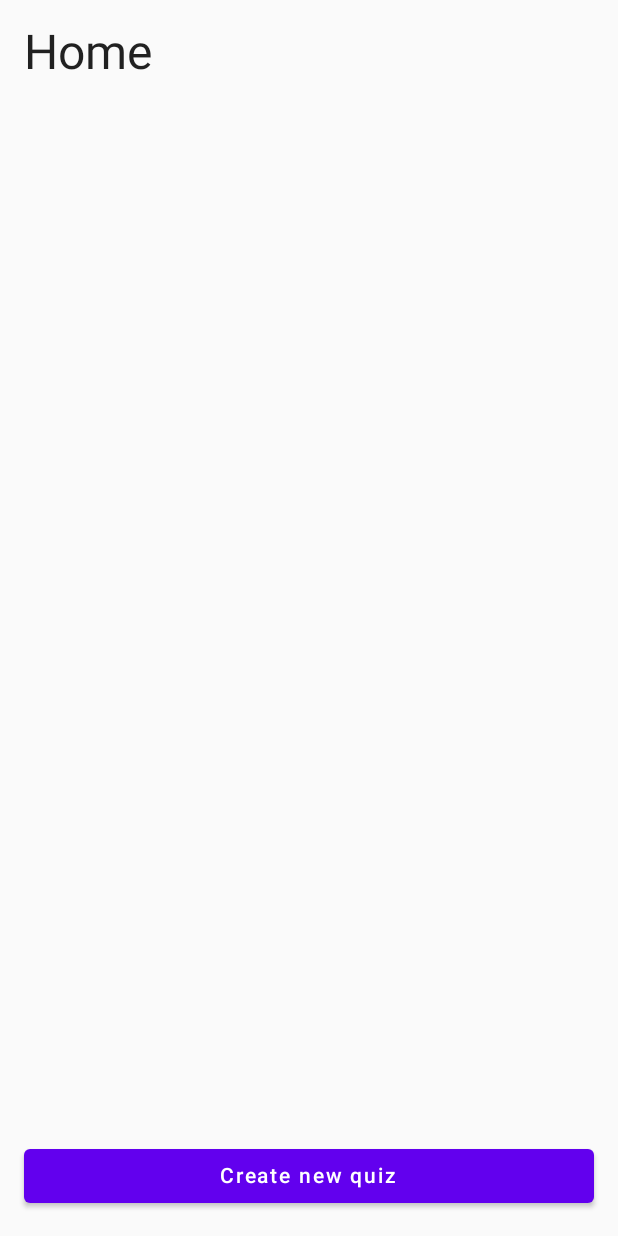
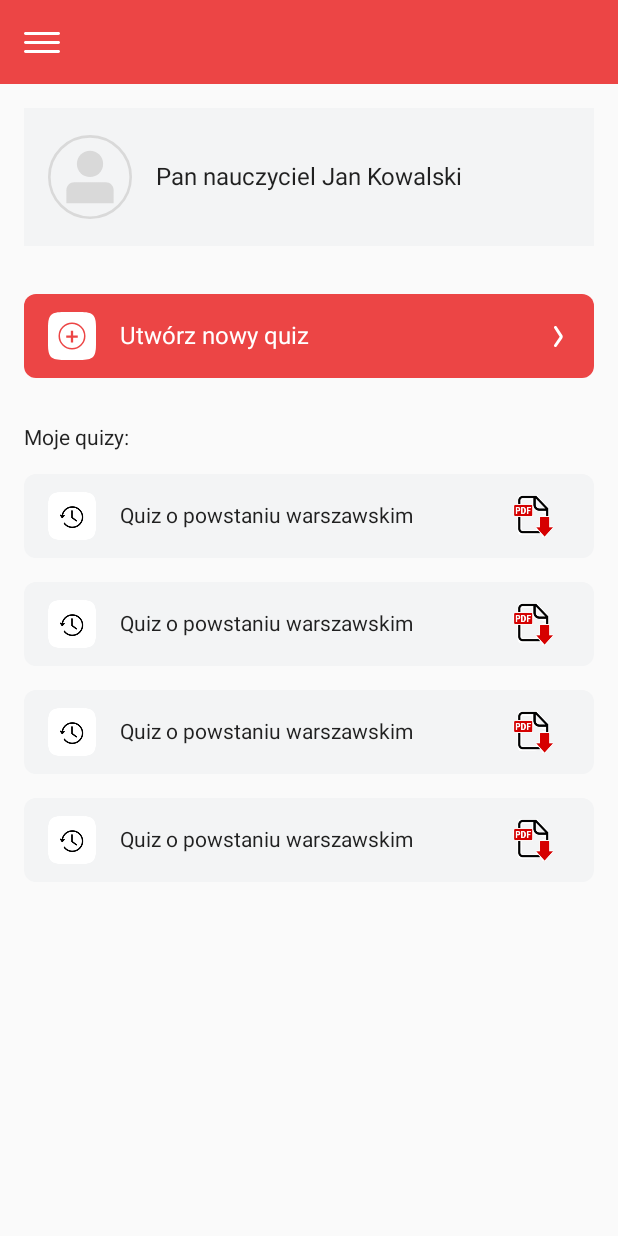
Before and after one commit to czyzmichal/IPNQuiz, an Android app built with Jetpack Compose: the HomeScreen screen opened through its navigation route, on a phone screen of 412 x 824 dp. Run offline under Robolectric (Android 15) with nearby library versions, the phone set to English and light mode, and no system bars.

Commit message:
Created the layout for the HomeScreen

```diff
--- a/android/IPNQuizMaker/app/src/main/java/com/example/ipnquizmaker/presentation/screens/home/HomeScreen.kt
+++ b/android/IPNQuizMaker/app/src/main/java/com/example/ipnquizmaker/presentation/screens/home/HomeScreen.kt
@@ -1,38 +1,163 @@
 package com.example.ipnquizmaker.presentation.screens.home
 
+import androidx.compose.foundation.Image
+import androidx.compose.foundation.background
 import androidx.compose.foundation.layout.*
-import androidx.compose.material.Button
+import androidx.compose.foundation.lazy.LazyColumn
+import androidx.compose.foundation.shape.RoundedCornerShape
+import androidx.compose.material.IconButton
 import androidx.compose.material.Text
 import androidx.compose.runtime.Composable
+import androidx.compose.ui.Alignment
 import androidx.compose.ui.Modifier
-import androidx.compose.ui.res.stringResource
+import androidx.compose.ui.graphics.Color
+import androidx.compose.ui.res.painterResource
+import androidx.compose.ui.text.style.TextOverflow
 import androidx.compose.ui.unit.dp
 import androidx.compose.ui.unit.sp
 import androidx.navigation.NavController
 import com.example.ipnquizmaker.R
-import com.example.ipnquizmaker.presentation.Screen
 
 @Composable
 fun HomeScreen(navController: NavController) {
     Column(
-        verticalArrangement = Arrangement.SpaceBetween,
-        modifier = Modifier
-            .fillMaxSize()
-            .padding(all = 16.dp)
+        verticalArrangement = Arrangement.Top,
+        modifier = Modifier.fillMaxSize()
     ) {
+        Row(
+            horizontalArrangement = Arrangement.Start,
+            verticalAlignment = Alignment.CenterVertically,
+            modifier = Modifier
+                .fillMaxWidth()
+                .height(56.dp)
+                .background(color = Color(0xFFEC4545))
+        ) {
+            Image(
+                painter = painterResource(id = R.drawable.ic_menu),
+                contentDescription = "",
+                modifier = Modifier.padding(horizontal = 16.dp)
+            )
+        }
+
+        Row(
+            verticalAlignment = Alignment.CenterVertically,
+            modifier = Modifier
+                .fillMaxWidth()
+                .padding(all = 16.dp)
+                .background(color = Color(0xFFF3F4F5))
+                .height(92.dp)
+        ) {
+            Spacer(modifier = Modifier.width(16.dp))
+
+            Image(
+                painter = painterResource(id = R.drawable.ic_user),
+                contentDescription = "",
+                modifier = Modifier.size(size = 56.dp)
+            )
+
+            Text(
+                text = "Pan nauczyciel Jan Kowalski",
+                overflow = TextOverflow.Ellipsis,
+                fontSize = 16.sp,
+                modifier = Modifier
+                    .weight(1f)
+                    .padding(horizontal = 16.dp)
+            )
+        }
+
+        Row(
+            verticalAlignment = Alignment.CenterVertically,
+            modifier = Modifier
+                .fillMaxWidth()
+                .padding(all = 16.dp)
+                .background(
+                    shape = RoundedCornerShape(8.dp),
+                    color = Color(0xFFEC4545)
+                )
+                .height(56.dp)
+        ) {
+            Spacer(modifier = Modifier.width(16.dp))
+
+            Image(
+                painter = painterResource(id = R.drawable.ic_add),
+                contentDescription = "",
+                modifier = Modifier.size(size = 32.dp)
+            )
+
+            Spacer(modifier = Modifier.width(16.dp))
+
+            Text(
+                text = "Utwórz nowy quiz",
+                color = Color.White,
+                fontSize = 16.sp,
+                modifier = Modifier.weight(1f)
+            )
+
+            IconButton(onClick = {}) {
+                Image(
+                    painter = painterResource(id = R.drawable.ic_forward_arrow),
+                    contentDescription = "",
+                    modifier = Modifier.size(width = 6.dp, height = 16.dp)
+                )
+            }
+        }
+
         Text(
-            text = stringResource(R.string.home),
-            fontSize = 32.sp,
-            modifier = Modifier.fillMaxWidth()
+            text = "Moje quizy:",
+            fontSize = 14.sp,
+            modifier = Modifier.padding(all = 16.dp)
         )
 
-        Button(
-            onClick = {
-                navController.navigate(Screen.QuizGenerationScreen.route)
-            },
-            modifier = Modifier.fillMaxWidth()
+        LazyColumn(
+            verticalArrangement = Arrangement.Top,
+            modifier = Modifier.padding(horizontal = 16.dp)
         ) {
-            Text(text = stringResource(R.string.create_new_quiz))
+            items(count = 4) {
+                QuizCard(
+                    modifier = Modifier
+                        .fillMaxWidth()
+                        .padding(bottom = 16.dp)
+                )
+            }
         }
     }
 }
+
+@Composable
+fun QuizCard(modifier: Modifier = Modifier) {
+    Row(
+        verticalAlignment = Alignment.CenterVertically,
+        modifier = modifier
+            .height(56.dp)
+            .background(
+                shape = RoundedCornerShape(8.dp),
+                color = Color(0xFFF3F4F5)
+            )
+    ) {
+        Spacer(modifier = Modifier.width(16.dp))
+
+        Image(
+            painter = painterResource(id = R.drawable.ic_previous),
+            contentDescription = "",
+            modifier = Modifier.size(size = 32.dp)
+        )
+
+        Text(
+            text = "Quiz o powstaniu warszawskim",
+            fontSize = 14.sp,
+            modifier = Modifier
+                .weight(1f)
+                .padding(horizontal = 16.dp)
+        )
+
+        IconButton(onClick = {}) {
+            Image(
+                painter = painterResource(id = R.drawable.ic_download_pdf),
+                contentDescription = "",
+                modifier = Modifier.size(size = 28.dp)
+            )
+        }
+
+        Spacer(modifier = Modifier.width(16.dp))
+    }
+}
--- /dev/null
+++ b/android/IPNQuizMaker/app/src/main/res/drawable/ic_add.xml
@@ -0,0 +1,17 @@
+<vector xmlns:android="http://schemas.android.com/apk/res/android"
+    android:width="32dp"
+    android:height="32dp"
+    android:viewportWidth="32"
+    android:viewportHeight="32">
+  <path
+      android:pathData="M0,10.624C0,1.875 1.875,0 10.624,0H21.376C30.125,0 32,1.875 32,10.624V21.376C32,30.125 30.125,32 21.376,32H10.624C1.875,32 0,30.125 0,21.376V10.624Z"
+      android:fillColor="#ffffff"/>
+  <path
+      android:strokeWidth="1"
+      android:pathData="M16,16m-8.5,0a8.5,8.5 0,1 1,17 0a8.5,8.5 0,1 1,-17 0"
+      android:fillColor="#00000000"
+      android:strokeColor="#EC4545"/>
+  <path
+      android:pathData="M15.234,20.261V12.58H16.763V20.261H15.234ZM12.16,17.182V15.653H19.842V17.182H12.16Z"
+      android:fillColor="#EC4545"/>
+</vector>
--- /dev/null
+++ b/android/IPNQuizMaker/app/src/main/res/drawable/ic_forward_arrow.xml
@@ -0,0 +1,12 @@
+<vector xmlns:android="http://schemas.android.com/apk/res/android"
+    android:width="6dp"
+    android:height="14dp"
+    android:viewportWidth="6"
+    android:viewportHeight="14">
+  <path
+      android:pathData="M1,13L4.622,7.726C4.851,7.393 4.857,6.956 4.637,6.617L1,1"
+      android:strokeWidth="2"
+      android:fillColor="#00000000"
+      android:strokeColor="#ffffff"
+      android:strokeLineCap="round"/>
+</vector>
--- /dev/null
+++ b/android/IPNQuizMaker/app/src/main/res/drawable/ic_menu.xml
@@ -0,0 +1,15 @@
+<vector xmlns:android="http://schemas.android.com/apk/res/android"
+    android:width="24dp"
+    android:height="14dp"
+    android:viewportWidth="24"
+    android:viewportHeight="14">
+  <path
+      android:pathData="M1,0L23,0A1,1 0,0 1,24 1L24,1A1,1 0,0 1,23 2L1,2A1,1 0,0 1,0 1L0,1A1,1 0,0 1,1 0z"
+      android:fillColor="#ffffff"/>
+  <path
+      android:pathData="M1,6L23,6A1,1 0,0 1,24 7L24,7A1,1 0,0 1,23 8L1,8A1,1 0,0 1,0 7L0,7A1,1 0,0 1,1 6z"
+      android:fillColor="#ffffff"/>
+  <path
+      android:pathData="M1,12L23,12A1,1 0,0 1,24 13L24,13A1,1 0,0 1,23 14L1,14A1,1 0,0 1,0 13L0,13A1,1 0,0 1,1 12z"
+      android:fillColor="#ffffff"/>
+</vector>
--- /dev/null
+++ b/android/IPNQuizMaker/app/src/main/res/drawable/ic_user.xml
@@ -0,0 +1,17 @@
+<vector xmlns:android="http://schemas.android.com/apk/res/android"
+    android:width="56dp"
+    android:height="56dp"
+    android:viewportWidth="56"
+    android:viewportHeight="56">
+  <path
+      android:pathData="M28,28m-27.125,0a27.125,27.125 0,1 1,54.25 0a27.125,27.125 0,1 1,-54.25 0"
+      android:strokeWidth="1.75"
+      android:fillColor="#00000000"
+      android:strokeColor="#D9D9D9"/>
+  <path
+      android:pathData="M28,10.5L28,10.5A8.75,8.75 0,0 1,36.75 19.25L36.75,19.25A8.75,8.75 0,0 1,28 28L28,28A8.75,8.75 0,0 1,19.25 19.25L19.25,19.25A8.75,8.75 0,0 1,28 10.5z"
+      android:fillColor="#D9D9D9"/>
+  <path
+      android:pathData="M12.25,36.75C12.25,33.85 14.601,31.5 17.5,31.5H38.5C41.4,31.5 43.75,33.85 43.75,36.75V45.5H12.25V36.75Z"
+      android:fillColor="#D9D9D9"/>
+</vector>
```
Also changed, not shown: android/IPNQuizMaker/app/src/main/res/drawable/ic_download_pdf.png (added), android/IPNQuizMaker/app/src/main/res/drawable/ic_previous.png (added).
